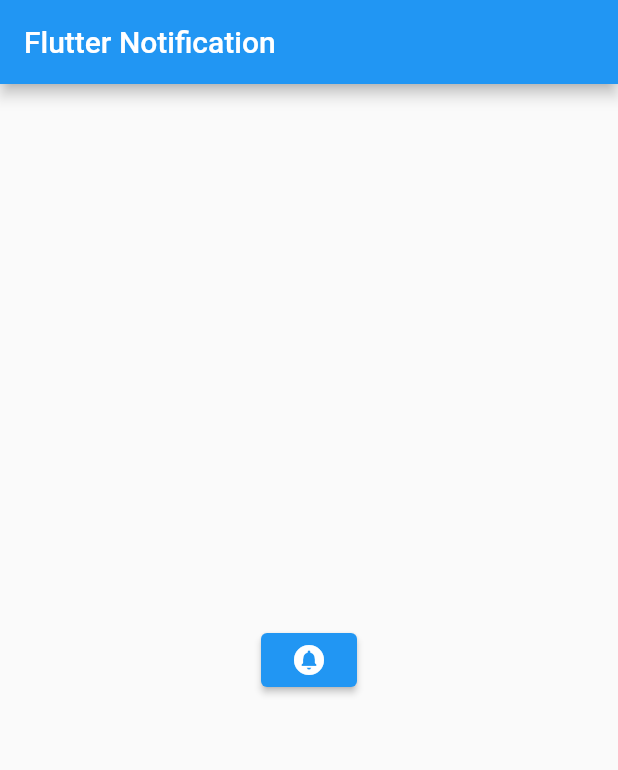
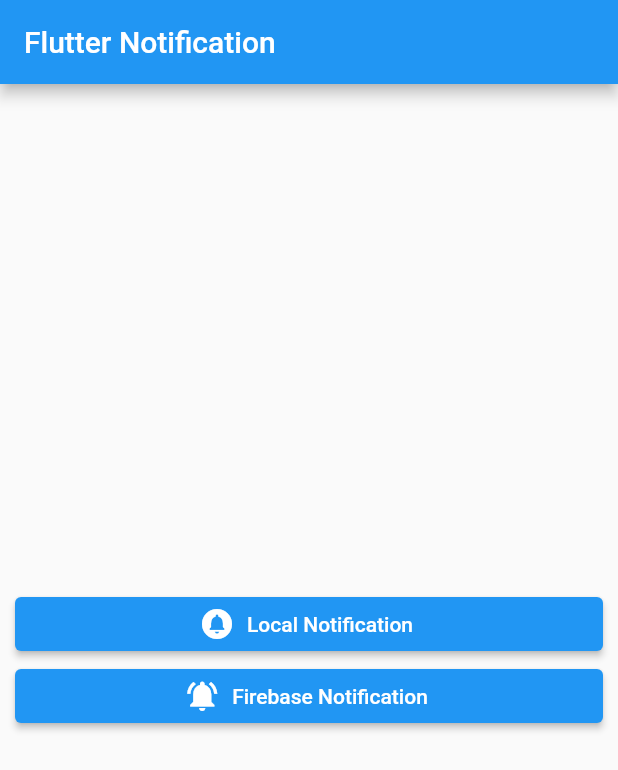
Before and after one commit to ruhulmath08/flutter_firebase_notification, a Flutter app: the screen it shows after launch, on a phone screen of 412 x 824 dp. Shown: the top 770 px of the screen. Run offline on Flutter 3.47's test engine with Material 2 defaults, Android fonts, the phone set to English and light mode, and no system bars; our stand-ins replace awesome_notifications, firebase_core, firebase_messaging; accounts and stored records are empty.

Commit message:
add firebase integration

```diff
--- a/lib/main.dart
+++ b/lib/main.dart
@@ -1,11 +1,15 @@
 import 'package:awesome_notifications/awesome_notifications.dart';
 import 'package:firebase_core/firebase_core.dart';
+import 'package:firebase_messaging/firebase_messaging.dart';
 import 'package:flutter/material.dart';
 import 'package:flutter_firebase_notification/screens/home_screen/home_screen.dart';
 
 void main() async {
   WidgetsFlutterBinding.ensureInitialized(); //help to initialize the external library
   await Firebase.initializeApp();
+  FirebaseMessaging.onMessage.listen(_firebasePushHandler);
+  FirebaseMessaging.onMessageOpenedApp.listen(_firebasePushHandler);
+
   AwesomeNotifications().initialize(
     null,
     [
@@ -28,6 +32,7 @@ class MyApp extends StatelessWidget {
   @override
   Widget build(BuildContext context) {
     return MaterialApp(
+      debugShowCheckedModeBanner: false,
       title: 'Flutter Demo',
       theme: ThemeData(
         primarySwatch: Colors.blue,
@@ -36,3 +41,8 @@ class MyApp extends StatelessWidget {
     );
   }
 }
+
+Future<void> _firebasePushHandler(RemoteMessage message) async {
+  print('Message from push notification is: ${message.data}');
+  AwesomeNotifications().createNotificationFromJsonData(message.data);
+}
--- a/lib/screens/home_screen/home_screen.dart
+++ b/lib/screens/home_screen/home_screen.dart
@@ -20,8 +20,15 @@ class _MyHomePageState extends State<MyHomePage> {
       appBar: AppBar(
         title: Text(widget.title),
       ),
-      body: Center(
-        child: ElevatedButton(
+      body: Padding(
+        padding: const EdgeInsets.all(10.0),
+        child: Center(
+          child: Column(
+            mainAxisSize: MainAxisSize.min,
+            children: [
+              SizedBox(
+                width: double.infinity,
+                child: ElevatedButton.icon(
                   onPressed: () {
                     notify();
                     AwesomeNotifications().actionStream.listen((receivedNotifications) {
@@ -32,7 +39,20 @@ class _MyHomePageState extends State<MyHomePage> {
                       );
                     });
                   },
-          child: Icon(Icons.circle_notifications),
+                  icon: Icon(Icons.circle_notifications),
+                  label: Text('Local Notification'),
+                ),
+              ),
+              SizedBox(
+                width: double.infinity,
+                child: ElevatedButton.icon(
+                  onPressed: () {},
+                  icon: Icon(Icons.notifications_active),
+                  label: Text('Firebase Notification'),
+                ),
+              ),
+            ],
+          ),
         ),
       ),
     );
--- a/pubspec.yaml
+++ b/pubspec.yaml
@@ -30,6 +30,7 @@ dependencies:
   cupertino_icons: ^1.0.2
   awesome_notifications: ^0.0.6+9
   firebase_core: ^1.3.0
+  firebase_messaging: ^10.0.2
 
 dev_dependencies:
   flutter_test:
```
Also changed, not shown: pubspec.lock, 1 other file. Lines whose indentation alone changed are shown as unchanged.
